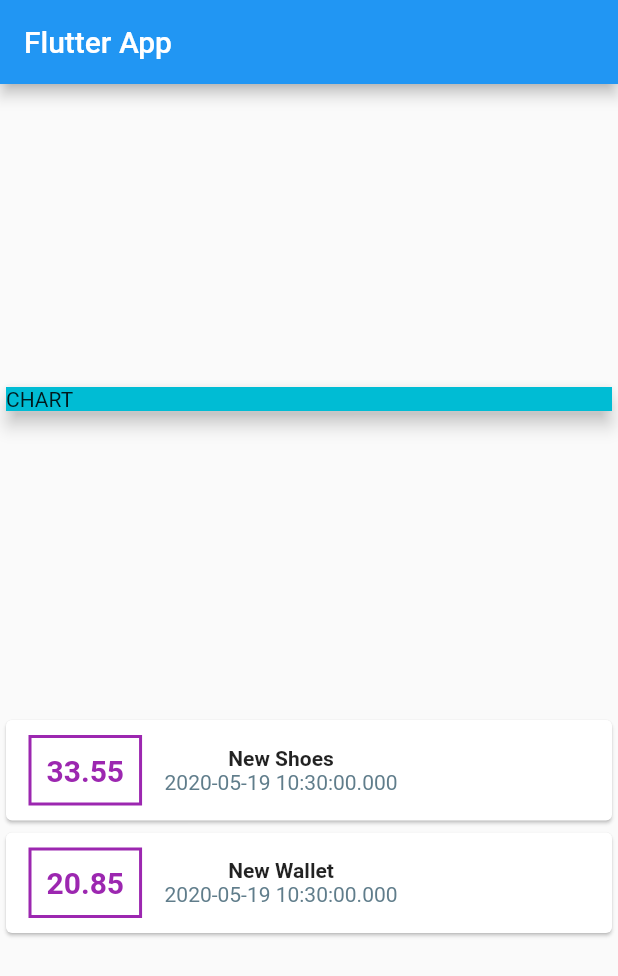
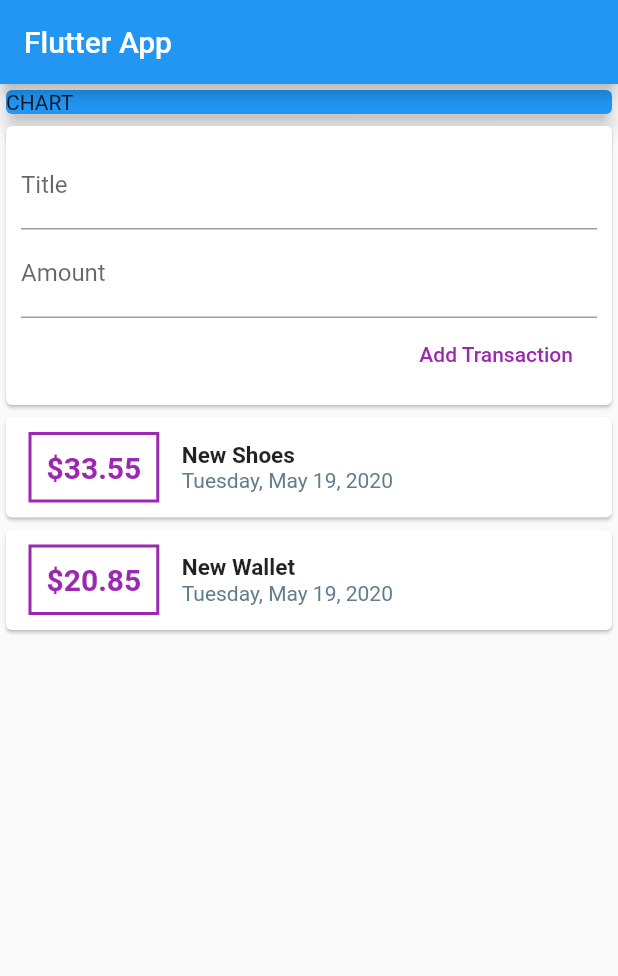
Before and after one commit to pablolopezj/Gastos-personales, a Flutter app: the screen it shows after launch, on a phone screen of 412 x 824 dp. Shown: the top 976 px of the screen. Run offline on Flutter 3.47's test engine with Material 2 defaults, Android fonts, the phone set to English and light mode, and no system bars.

Commit message:
Use List View . builder to show list of transactions

```diff
--- a/lib/main.dart
+++ b/lib/main.dart
@@ -1,7 +1,6 @@
-import 'package:expense_planner/transaction.dart';
 import 'package:flutter/material.dart';
 
-import './transaction.dart';
+import './widgets/user_transactions.dart';
 
 void main() => runApp(MyApp());
 
@@ -16,86 +15,32 @@ class MyApp extends StatelessWidget {
 }
 
 class MyHomePage extends StatelessWidget {
-  final List<Transaction> transactions = [
-    Transaction(
-      id: 't1',
-      title: 'New Shoes',
-      amount: 33.55,
-      date: DateTime.now(),
-    ),
-    Transaction(
-      id: 't2',
-      title: 'New Wallet',
-      amount: 20.85,
-      date: DateTime.now(),
-    )
-  ];
+  // String titleInput;
+  // String amountInput;
+  final titleController = TextEditingController();
+  final amountController = TextEditingController();
+
   @override
   Widget build(BuildContext context) {
     return Scaffold(
       appBar: AppBar(
         title: Text('Flutter App'),
       ),
-      body: Column(
-        mainAxisAlignment: MainAxisAlignment.spaceEvenly,
+      body: SingleChildScrollView(
+        child: Column(
           crossAxisAlignment: CrossAxisAlignment.stretch,
           children: <Widget>[
-          Card(
-            child: Container(
-              color: Colors.cyan,
+            Container(
               width: double.infinity,
+              child: Card(
+                color: Colors.blue,
                 child: Text('CHART'),
-            ),
                 elevation: 5,
               ),
-          Column(
-            children: transactions.map((tx) {
-              return Card(
-                child: Row(
-                  children: <Widget>[
-                    Container(
-                      margin: EdgeInsets.symmetric(
-                        vertical: 10,
-                        horizontal: 15,
             ),
-                      decoration: BoxDecoration(
-                        border: Border.all(
-                          color: Colors.purple,
-                          width: 2,
-                        ),
-                      ),
-                      padding: EdgeInsets.all(10),
-                      child: Text(
-                        tx.amount.toString(),
-                        style: TextStyle(
-                          fontWeight: FontWeight.bold,
-                          fontSize: 20,
-                          color: Colors.purple,
-                        ),
-                      ),
-                    ),
-                    Column(
-                      children: <Widget>[
-                        Text(
-                          tx.title,
-                          style: TextStyle(
-                            fontWeight: FontWeight.bold,
-                          ),
-                        ),
-                        Text(
-                          tx.date.toString(),
-                          style: TextStyle(
-                            color: Colors.blueGrey,
-                          ),
-                        ),
+            UserTransactions(),
           ],
         ),
-                  ],
-                ),
-              );
-            }).toList(),
-          ),
-        ],
       ),
     );
   }
--- /dev/null
+++ b/lib/widgets/new_transaction.dart
@@ -0,0 +1,46 @@
+import 'package:flutter/material.dart';
+
+class NewTransaction extends StatelessWidget {
+  final titleController = TextEditingController();
+  final amountController = TextEditingController();
+  final Function addNewTransaction;
+
+  NewTransaction(this.addNewTransaction);
+
+  @override
+  Widget build(BuildContext context) {
+    return Card(
+      child: Container(
+        padding: EdgeInsets.all(10),
+        child: Column(
+            crossAxisAlignment: CrossAxisAlignment.end,
+            children: <Widget>[
+              TextField(
+                decoration: InputDecoration(
+                  labelText: 'Title',
+                ),
+                controller: titleController,
+                //onChanged: (val) => titleInput = val,
+              ),
+              TextField(
+                decoration: InputDecoration(
+                  labelText: 'Amount',
+                ),
+                controller: amountController,
+                //onChanged: (val) => amountInput = val,
+              ),
+              FlatButton(
+                textColor: Colors.purple,
+                child: Text('Add Transaction'),
+                onPressed: () {
+                  addNewTransaction(
+                    titleController.text,
+                    double.parse(amountController.text),
+                  );
+                },
+              ),
+            ]),
+      ),
+    );
+  }
+}
--- /dev/null
+++ b/lib/widgets/transaction_list.dart
@@ -0,0 +1,67 @@
+import 'package:flutter/material.dart';
+import 'package:intl/intl.dart';
+
+import '../models/transaction.dart';
+
+class TransactionList extends StatelessWidget {
+  final List<Transaction> transactions;
+
+  TransactionList(this.transactions);
+
+  @override
+  Widget build(BuildContext context) {
+    return Container(
+      height: 300,
+      child: ListView.builder(
+        itemBuilder: (ctx, index) {
+          return Card(
+            child: Row(
+              children: <Widget>[
+                Container(
+                  margin: EdgeInsets.symmetric(
+                    vertical: 10,
+                    horizontal: 15,
+                  ),
+                  decoration: BoxDecoration(
+                    border: Border.all(
+                      color: Colors.purple,
+                      width: 2,
+                    ),
+                  ),
+                  padding: EdgeInsets.all(10),
+                  child: Text(
+                    '\$${transactions[index].amount}',
+                    style: TextStyle(
+                      fontWeight: FontWeight.bold,
+                      fontSize: 20,
+                      color: Colors.purple,
+                    ),
+                  ),
+                ),
+                Column(
+                  crossAxisAlignment: CrossAxisAlignment.start,
+                  children: <Widget>[
+                    Text(
+                      transactions[index].title,
+                      style: TextStyle(
+                        fontSize: 15,
+                        fontWeight: FontWeight.bold,
+                      ),
+                    ),
+                    Text(
+                      DateFormat.yMMMMEEEEd("en_US").format(transactions[index].date),
+                      style: TextStyle(
+                        color: Colors.blueGrey,
+                      ),
+                    ),
+                  ],
+                ),
+              ],
+            ),
+          );
+        },
+        itemCount: transactions.length,
+      ),
+    );
+  }
+}
--- /dev/null
+++ b/lib/widgets/user_transactions.dart
@@ -0,0 +1,50 @@
+import 'package:flutter/material.dart';
+
+import '../models/transaction.dart';
+import './transaction_list.dart';
+import './new_transaction.dart';
+
+class UserTransactions extends StatefulWidget {
+  @override
+  _UserTransactionsState createState() => _UserTransactionsState();
+}
+
+class _UserTransactionsState extends State<UserTransactions> {
+  final List<Transaction> _userTransactions = [
+    Transaction(
+      id: 't1',
+      title: 'New Shoes',
+      amount: 33.55,
+      date: DateTime.now(),
+    ),
+    Transaction(
+      id: 't2',
+      title: 'New Wallet',
+      amount: 20.85,
+      date: DateTime.now(),
+    ),
+  ];
+
+  void _addNewTrsansaction(String txTitle, double txAmount) {
+    final newTx = Transaction(
+      title: txTitle,
+      amount: txAmount,
+      date: DateTime.now(),
+      id: DateTime.now().toString(),
+    );
+
+    setState(() {
+      _userTransactions.add(newTx);
+    });
+  }
+
+  @override
+  Widget build(BuildContext context) {
+    return Column(
+      children: <Widget>[
+        NewTransaction(_addNewTrsansaction),
+        TransactionList(_userTransactions),
+      ],
+    );
+  }
+}
--- a/pubspec.yaml
+++ b/pubspec.yaml
@@ -28,11 +28,11 @@ dependencies:
   # The following adds the Cupertino Icons font to your application.
   # Use with the CupertinoIcons class for iOS style icons.
   cupertino_icons: ^0.1.3
+  intl: ^0.16.1
 
 dev_dependencies:
   flutter_test:
     sdk: flutter
-
 # For information on the generic Dart part of this file, see the
 # following page: https://dart.dev/tools/pub/pubspec
 
```
Also changed, not shown: lib/models/transaction.dart (renamed from lib/transaction.dart), pubspec.lock. Lines whose indentation alone changed are shown as unchanged.
